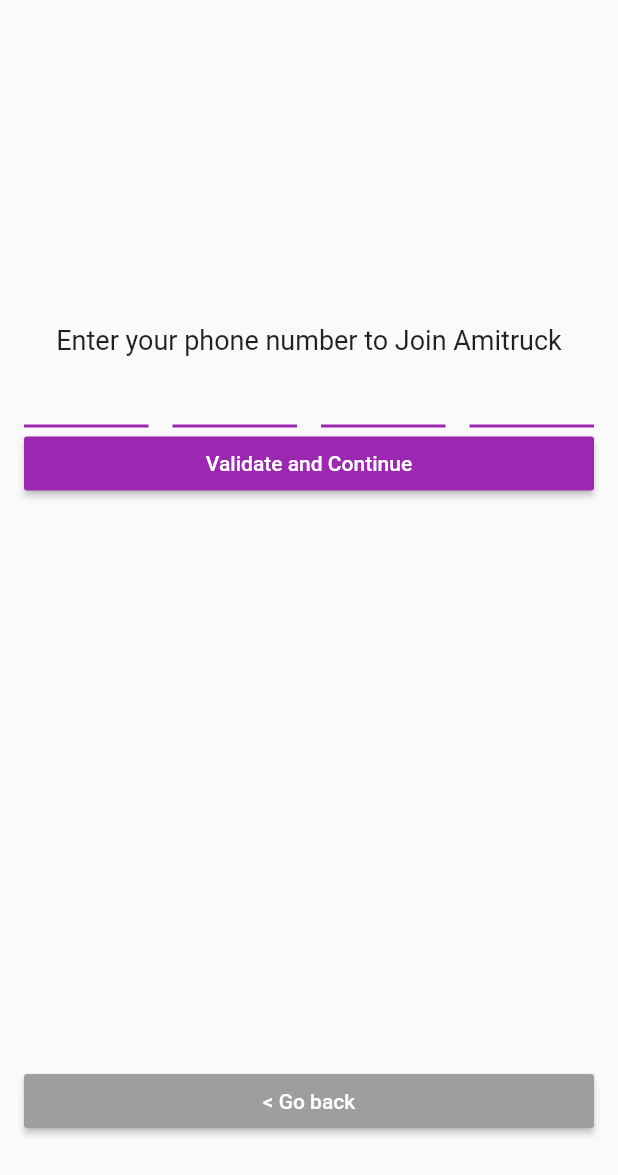
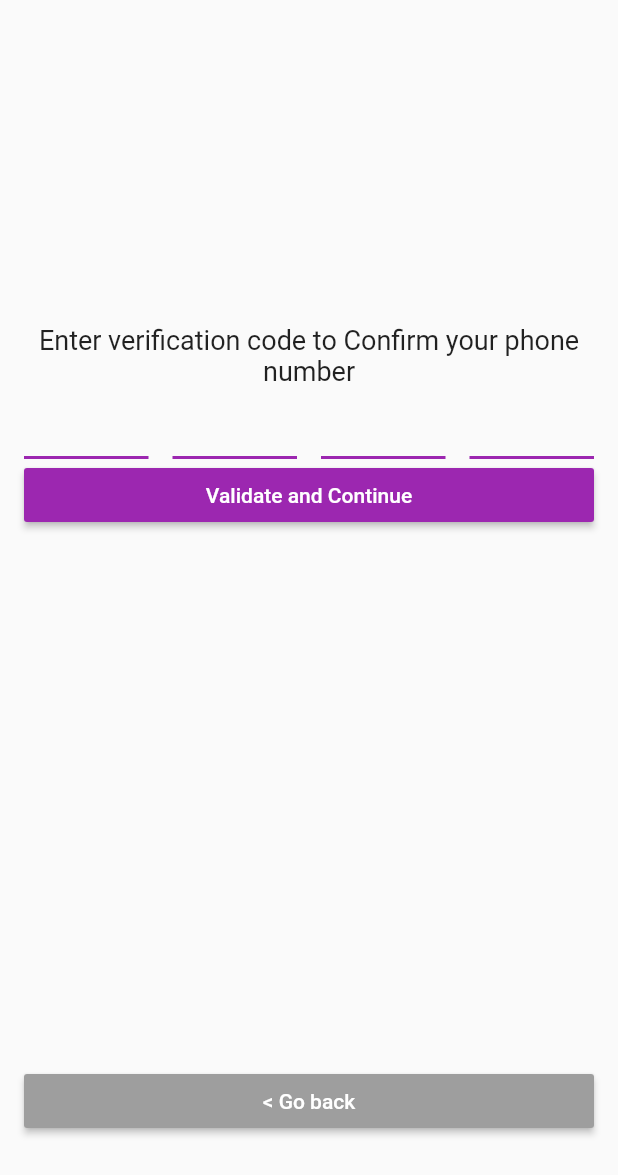
Before and after one commit to sam-baraka/flutter-senior-mobile-app, a Flutter app: the PhoneCodeInputPage screen opened directly, on a phone screen of 412 x 824 dp. Shown: the top 1175 px of the screen. Run offline on Flutter 3.47's test engine with Material 2 defaults, Android fonts, the phone set to English and light mode, and no system bars; drawn by our look-alikes of flutter_form_builder, pin_input_text_field; our stand-ins replace flutter_riverpod, form_builder_validators, freezed_annotation, get_it, shared_preferences, sqflite; missing offline and left inert: form_builder_phone_field; accounts and stored records are empty.

Commit message:
fix: Typo fixes

```diff
--- a/lib/user_interfaces/phone_code_input_page.dart
+++ b/lib/user_interfaces/phone_code_input_page.dart
@@ -17,7 +17,7 @@ class PhoneCodeInputPage extends ConsumerWidget {
       y.maybeWhen(
           orElse: () {},
           success: () {
-             GetIt.I.get<SharedPreferences>().setBool('isLogged', true);
+            GetIt.I.get<SharedPreferences>().setBool('isLogged', true);
             Navigator.of(context).push(MaterialPageRoute(builder: (context) {
               return OrderFormPage();
             }));
@@ -35,7 +35,7 @@ class PhoneCodeInputPage extends ConsumerWidget {
               height: 200,
             ),
             const Text(
-              'Enter your phone number to Join Amitruck',
+              'Enter verification code to Confirm your phone number',
               textAlign: TextAlign.center,
               style: TextStyle(fontSize: 18),
             ),
--- a/lib/user_interfaces/phone_number_input_page.dart
+++ b/lib/user_interfaces/phone_number_input_page.dart
@@ -37,6 +37,7 @@ class PhoneNumberInputPage extends ConsumerWidget {
               priorityListByIsoCode: const ['KE'],
               validator: FormBuilderValidators.compose([
                 FormBuilderValidators.required(),
+                FormBuilderValidators.min(9)
               ]),
             ),
             Semantics(
```
Also changed, not shown: 1 other file.
